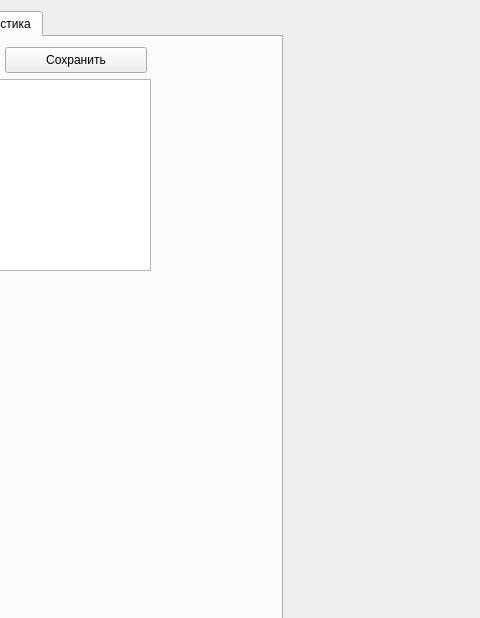
The window that widget.ui (lch1204/ProjectQtSem3) describes before a commit, drawn with Qt 5; both pictures show x 128 to 608 and y 0 to 618 of the 1044 by 788 pixel window.
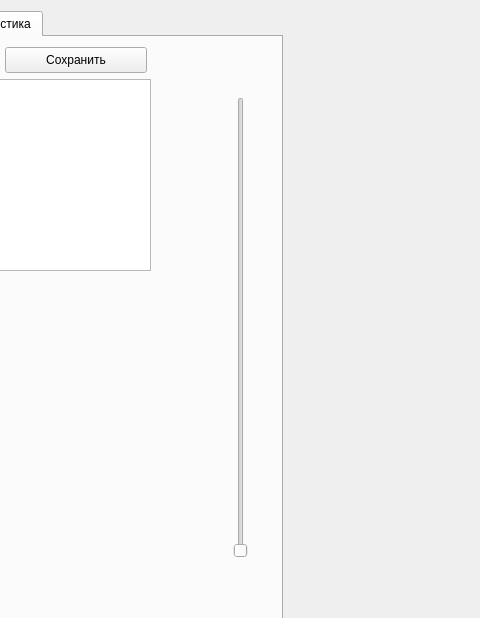
The same window after the commit. The open tabs and pages were chosen to show the change. Custom widgets are drawn as their Qt base class.

Patch:
```diff
--- a/widget.ui
+++ b/widget.ui
@@ -907,6 +907,22 @@
           </rect>
          </property>
         </widget>
+        <widget class="QSlider" name="verticalSlider">
+         <property name="geometry">
+          <rect>
+           <x>340</x>
+           <y>60</y>
+           <width>31</width>
+           <height>461</height>
+          </rect>
+         </property>
+         <property name="maximum">
+          <number>1000</number>
+         </property>
+         <property name="orientation">
+          <enum>Qt::Vertical</enum>
+         </property>
+        </widget>
        </widget>
       </widget>
      </item>
```
Left out of the diff: 6 changed lines with no effect on the pictures.
